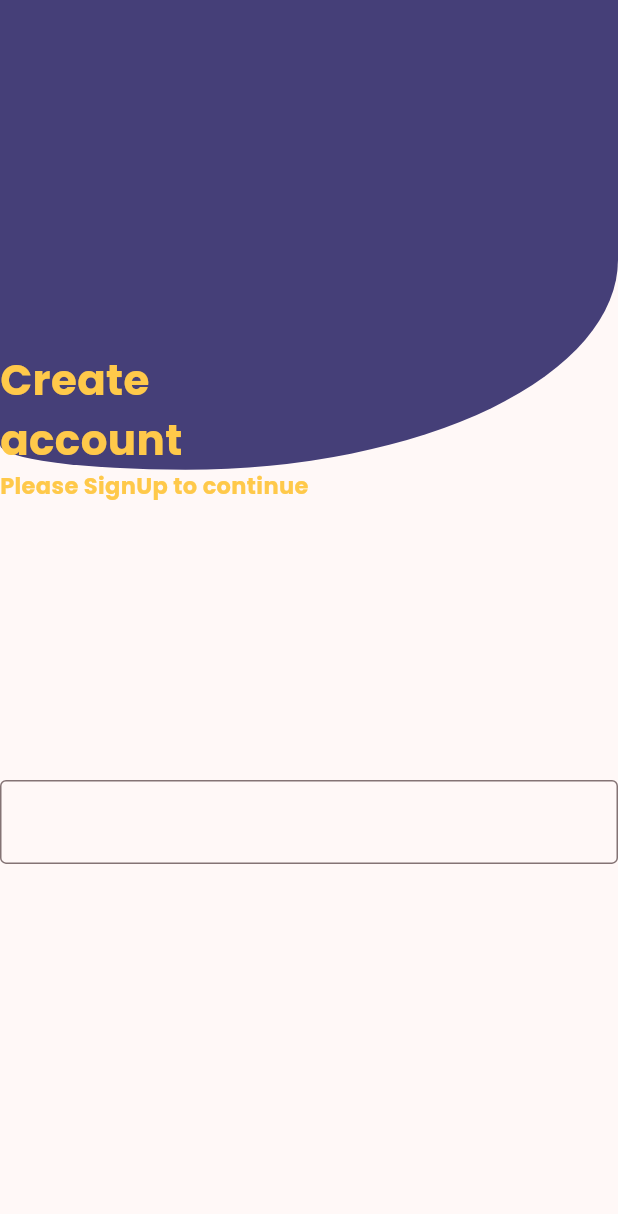
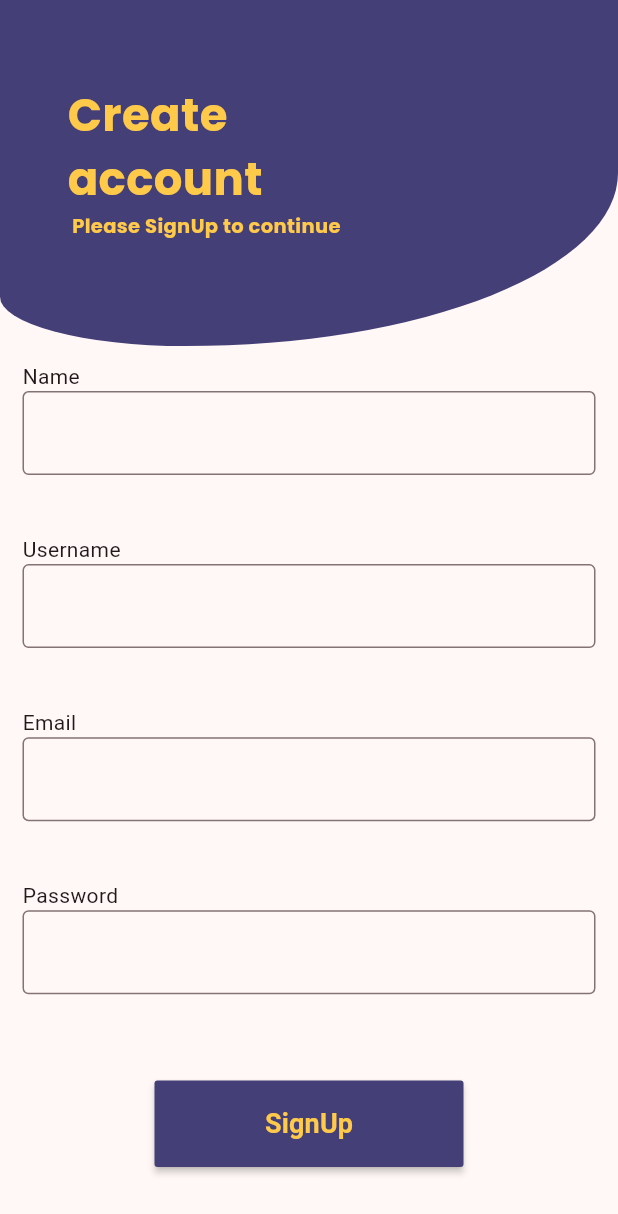
Before and after one commit to nithaparveen/social_media_application, a Flutter app: the screen it shows after launch, on a phone screen of 412 x 824 dp. Shown: the top 1214 px of the screen. Run offline on Flutter 3.47's test engine with Material 3 defaults, Android fonts, the phone set to English and light mode, and no system bars; our stand-ins replace flashy_tab_bar2, google_fonts.

Commit message:
regscreen modified

```diff
--- a/lib/presentation/registration_screen/view/registration_screen.dart
+++ b/lib/presentation/registration_screen/view/registration_screen.dart
@@ -3,8 +3,7 @@ import 'package:flutter/material.dart';
 import 'package:flutter/widgets.dart';
 import 'package:socialmedia/core/constants/colors.dart';
 import 'package:socialmedia/core/constants/text_styles.dart';
-import 'package:socialmedia/global_widgets/text_form_field.dart';
-
+import 'package:socialmedia/presentation/login_screen/view/login_screen.dart';
 import '../../../global_widgets/title_and_textformfield.dart';
 
 class RegistrationScreen extends StatelessWidget {
@@ -14,51 +13,82 @@ class RegistrationScreen extends StatelessWidget {
   Widget build(BuildContext context) {
     var size = MediaQuery.sizeOf(context);
     return Scaffold(
-      body: Column(
+      body: SingleChildScrollView(
+        child: Column(
           children: [
             Container(
               width: size.width,
               decoration: BoxDecoration(
                   color: ColorTheme.blue,
                   borderRadius: BorderRadius.only(
-                    bottomRight: Radius.elliptical(350, 170),
-                    bottomLeft: Radius.elliptical(150, 20))),
-            height: size.height * .38,
+                      bottomRight: Radius.elliptical(350, 140),
+                      bottomLeft: Radius.elliptical(150, 40))),
+              height: size.height * .28,
               // width: size.width * .85,
               alignment: Alignment.bottomLeft,
+              child: Column(
+                crossAxisAlignment: CrossAxisAlignment.start,
+                children: [
+                  Padding(
+                    padding: const EdgeInsets.only(left: 45, top: 55),
                     child: Text(
                       "Create \naccount",
                       textAlign: TextAlign.start,
                       style: GLTextStyles.poppinsStyl(
                           color: ColorTheme.yellow,
-                  size: 28,
+                          size: 30,
                           weight: FontWeight.bold),
                     ),
                   ),
-          SingleChildScrollView(padding: EdgeInsets.only(bottom: MediaQuery.of(context).viewInsets.bottom),
-            child: Column(
-              crossAxisAlignment: CrossAxisAlignment.start,
-              children: [
-
-                Text(
+                  Padding(
+                    padding: const EdgeInsets.only(left: 48),
+                    child: Text(
                       "Please SignUp to continue",
                       textAlign: TextAlign.start,
                       style: GLTextStyles.poppinsStyl(
                         color: ColorTheme.yellow,
-                    size: 15,
+                        size: 13,
                       ),
                     ),
-                SizedBox(
-                  height: size.height * .2,
+                  ),
+                ],
+              ),
+            ),
+            Padding(
+              padding: const EdgeInsets.only(left: 15,right: 15,top: 10),
+              child: Column(
+                crossAxisAlignment: CrossAxisAlignment.center,
+                children: [
+                  TitleAndTextFormField(
+                    text: 'Name',
                   ),
                   TitleAndTextFormField(
-                  text: '',
-                )
+                    text: 'Username',
+                  ),
+                  TitleAndTextFormField(
+                    text: 'Email',
+                  ),TitleAndTextFormField(
+                    text: 'Password',
+                  ),
+                  SizedBox(height: size.height*.022,),
+                  MaterialButton(
+                      color: ColorTheme.blue,
+                      minWidth: size.width * .5,
+                      height: size.height * .07,
+                      onPressed: () {
+                        Navigator.push(context, MaterialPageRoute(builder: (context) => LoginScreen(),));
+                      },
+                      child: Text(
+                        "SignUp",
+                        style: GLTextStyles.leagueSpartan(
+                            size: 18, color: ColorTheme.yellow),
+                      )),
                 ],
               ),
             ),
           ],
         ),
+      ),
     );
   }
 }
```
Lines whose indentation alone changed are shown as unchanged.
